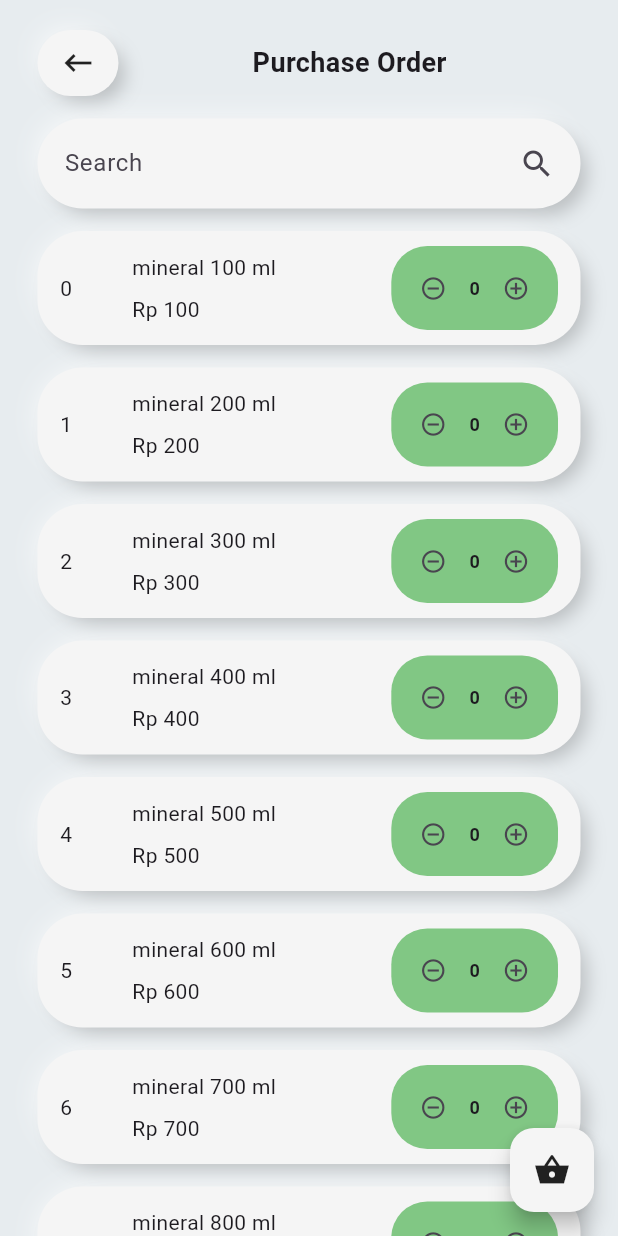
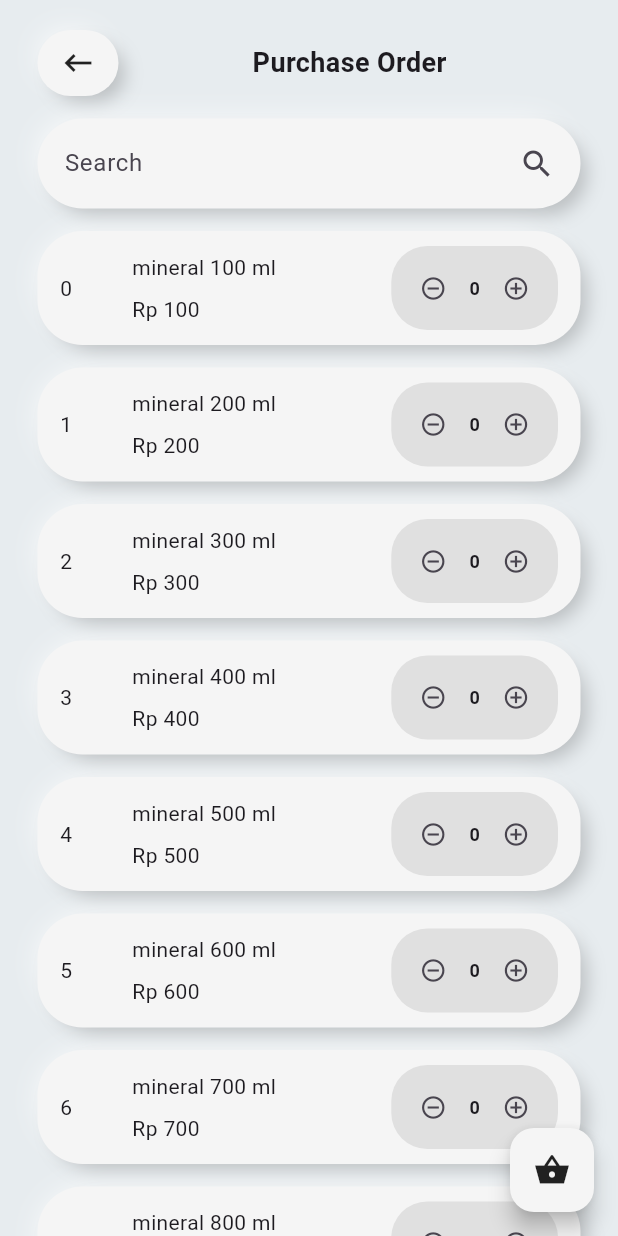
Before and after one commit to NasyaZafira/charise, a Flutter app: the Purchase screen opened directly, on a phone screen of 412 x 824 dp. Run offline on Flutter 3.47's test engine with Material 3 defaults, Android fonts, the phone set to English and light mode, and no system bars.

Commit message:
Change quantity bg color

```diff
--- a/lib/components/order_item.dart
+++ b/lib/components/order_item.dart
@@ -67,7 +67,7 @@ class _OrderItemState extends State<OrderItem> {
           Container(
             padding: const EdgeInsets.all(4),
             decoration: BoxDecoration(
-              color: Colors.green.shade300,
+              color: Colors.grey.shade300,
               borderRadius: BorderRadius.circular(24),
             ),
             child: Row(
--- a/lib/components/summary_item.dart
+++ b/lib/components/summary_item.dart
@@ -62,7 +62,7 @@ class SummaryItem extends StatelessWidget {
               horizontal: 16,
             ),
             decoration: BoxDecoration(
-              color: Colors.green.shade300,
+              color: Colors.grey.shade300,
               borderRadius: BorderRadius.circular(24),
             ),
             child: Text(
```
